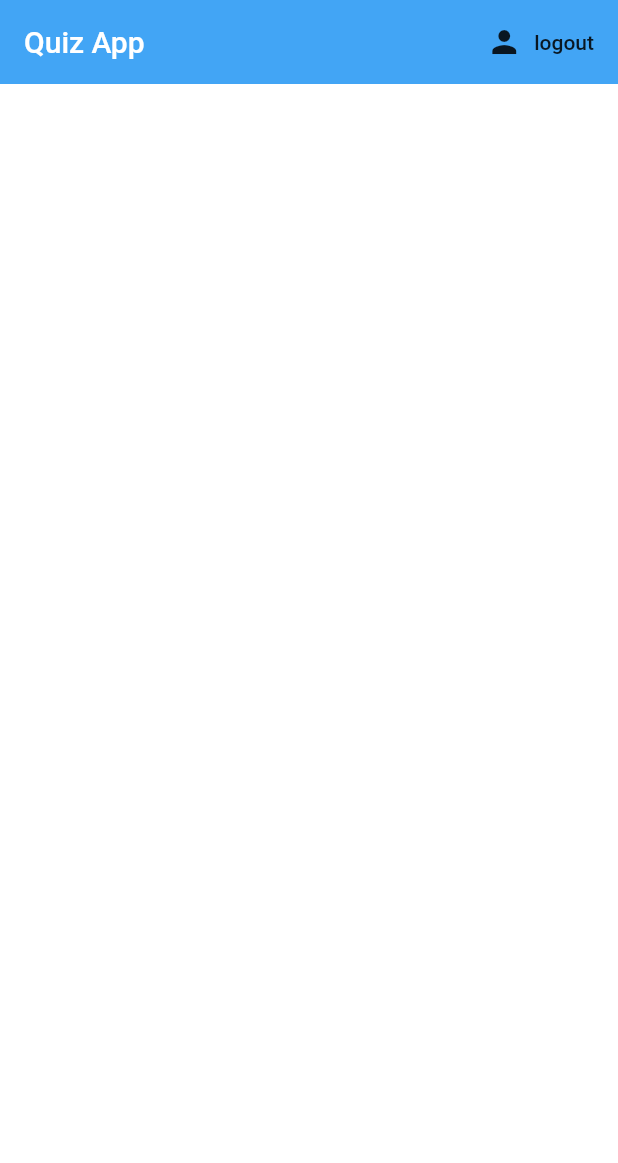
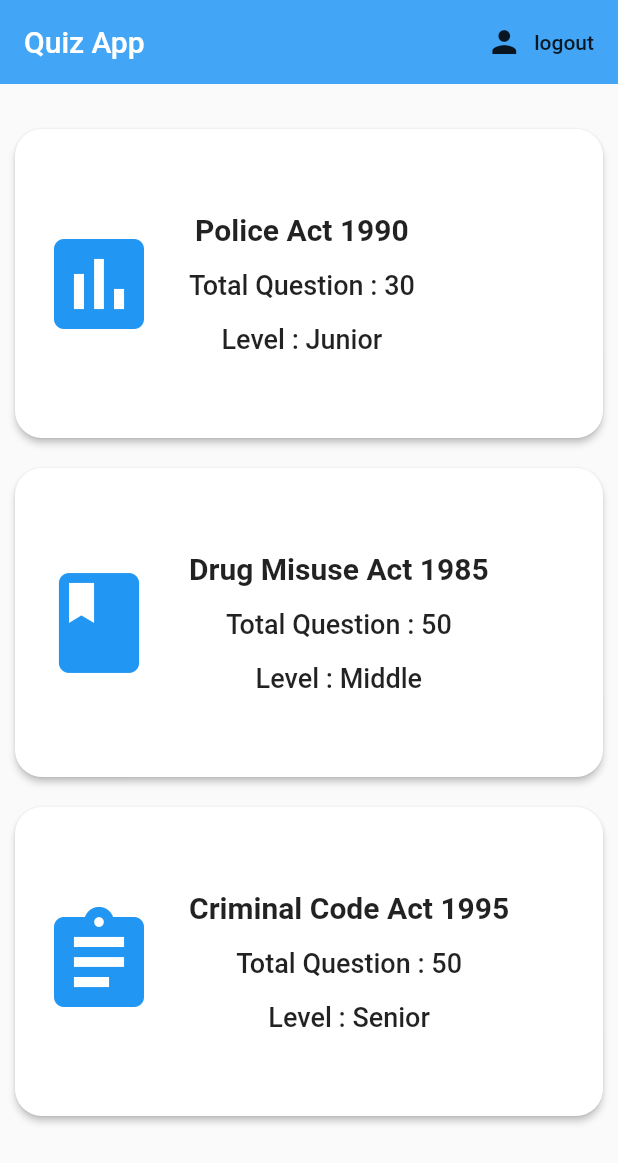
Before and after one commit to marklin97/QuizApp, a Flutter app: the screen it shows once a user with an empty profile is signed in, on a phone screen of 412 x 824 dp. Shown: the top 1163 px of the screen. Run offline on Flutter 3.47's test engine with Material 2 defaults, Android fonts, the phone set to English and light mode, and no system bars; our stand-ins replace firebase_auth; accounts and stored records are empty.

Commit message:
module set up

```diff
--- a/QuizApp/lib/screens/home/home.dart
+++ b/QuizApp/lib/screens/home/home.dart
@@ -1,3 +1,4 @@
+import 'package:QuizApp/screens/widgets/module.dart';
 import 'package:QuizApp/services/auth.dart';
 import 'package:flutter/material.dart';
 
@@ -6,12 +7,8 @@ class Home extends StatelessWidget {
 
   @override
   Widget build(BuildContext context) {
-
     return Container(
-
         child: Scaffold(
-
-        backgroundColor: Colors.white,
       appBar: AppBar(
         title: Text('Quiz App'),
         backgroundColor: Colors.blue[400],
@@ -21,12 +18,42 @@ class Home extends StatelessWidget {
             icon: Icon(Icons.person),
             label: Text('logout'),
             onPressed: () async {
+              //
               await _auth.signOut();
             },
           ),
         ],
       ),
+      body: SingleChildScrollView(
+          child: new Container(
+        margin: new EdgeInsets.all(10.0),
+        child: new Column(
+          crossAxisAlignment: CrossAxisAlignment.stretch,
+          children: <Widget>[
+            SizedBox(height: 20),
+            new Module(
+              module_name: 'Police Act 1990',
+              total_quiz: 'Total Question : 30',
+              level: 'Level : Junior',
+              icon: Icons.assessment,
             ),
-    );
+            SizedBox(height: 20),
+            new Module(
+              module_name: 'Drug Misuse Act 1985',
+              total_quiz: 'Total Question : 50',
+              level: 'Level : Middle',
+              icon: Icons.book,
+            ),
+            SizedBox(height: 20),
+            new Module(
+              module_name: 'Criminal Code Act 1995',
+              total_quiz: 'Total Question : 50',
+              level: 'Level : Senior',
+              icon: Icons.assignment,
+            ),
+          ],
+        ),
+      )),
+    ));
   }
 }
--- /dev/null
+++ b/QuizApp/lib/screens/widgets/module.dart
@@ -0,0 +1,75 @@
+import 'package:QuizApp/screens/widgets/cofirm.dart';
+import 'package:flutter/material.dart';
+
+class Module extends StatefulWidget {
+  final IconData icon;
+  final String module_name;
+  final String total_quiz;
+  final String level;
+  Module({this.module_name, this.total_quiz, this.level, this.icon});
+  @override
+  _ModuleState createState() => _ModuleState();
+}
+
+class _ModuleState extends State<Module> {
+  @override
+  Widget build(BuildContext context) {
+    double height = MediaQuery.of(context).size.height;
+    return Container(
+      child: new MaterialButton(
+        height: height / 4,
+        child: Row(
+          children: <Widget>[
+            Icon(
+              widget.icon,
+              color: Colors.blue,
+              size: 80.0,
+            ),
+            SizedBox(
+              width: 20,
+            ),
+            new Column(
+              children: <Widget>[
+                Text(
+                  widget.module_name,
+                  style: TextStyle(fontSize: 20, fontWeight: FontWeight.bold),
+                  textAlign: TextAlign.center,
+                ),
+                SizedBox(height: 15),
+                Text(
+                  widget.total_quiz,
+                  style: TextStyle(
+                    fontSize: 18,
+                  ),
+                  textAlign: TextAlign.center,
+                ),
+                SizedBox(height: 15),
+                Text(
+                  widget.level,
+                  style: TextStyle(
+                    fontSize: 18,
+                  ),
+                ),
+              ],
+            )
+
+            // layout
+          ],
+        ),
+        splashColor: Colors.red[500],
+        color: Colors.white,
+        onPressed: () => showDialog(
+            context: context,
+            builder: (BuildContext context) {
+              return Confirm(
+                module_name: widget.module_name,
+                total_quiz: widget.total_quiz,
+              );
+            }),
+        shape: new RoundedRectangleBorder(
+            borderRadius: new BorderRadius.circular(18.0),
+            side: BorderSide(color: Colors.white12)),
+      ),
+    );
+  }
+}
--- a/QuizApp/lib/shared/constant.dart
+++ b/QuizApp/lib/shared/constant.dart
@@ -11,3 +11,28 @@ const textInputDecoration = InputDecoration(
     borderSide: BorderSide(color: Colors.green, width: 2.0),
   ),
 );
+
+dynamic layout = new Column(
+  children: <Widget>[
+    Text(
+      'Police Act 1990',
+      style: TextStyle(fontSize: 20, fontWeight: FontWeight.bold),
+      textAlign: TextAlign.center,
+    ),
+    SizedBox(height: 15),
+    Text(
+      'Total questions : 50 ',
+      style: TextStyle(
+        fontSize: 18,
+      ),
+      textAlign: TextAlign.center,
+    ),
+    SizedBox(height: 15),
+    Text(
+      'Level : Junior ',
+      style: TextStyle(
+        fontSize: 18,
+      ),
+    ),
+  ],
+);
```
Also changed, not shown: QuizApp/lib/screens/authenticate/authenticate.dart (+7 -7 lines), QuizApp/lib/screens/authenticate/register.dart (+5 -3 lines), QuizApp/lib/screens/authenticate/sign_in.dart (+43 -2 lines), QuizApp/lib/screens/quizBank/policeAct.dart (added, +85 -0 lines), QuizApp/lib/screens/widgets/cofirm.dart (added, +72 -0 lines), QuizApp/lib/services/auth.dart (+14 -0 lines), QuizApp/assets/quiz_image_1.jpg (added), QuizApp/assets/quiz_image_2.jpg (added), QuizApp/assets/quiz_image_3.jpg (added). Lines whose indentation alone changed are shown as unchanged.
